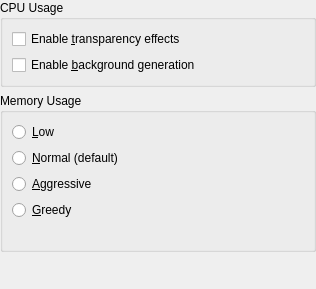
The window that conf/dlgperformancebase.ui (KDE/okular) describes before a commit, drawn with Qt 5.
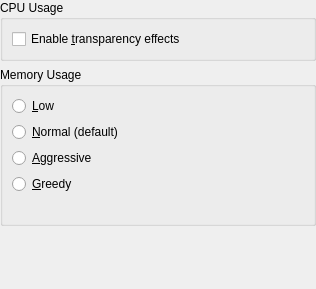
The same window after the commit. Custom widgets are drawn as their Qt base class.

Commit message:
Remove the disable threading option
It was added ages ago when our threading code was not perfect, but should be top notch now so this makes not any sense

```diff
--- a/conf/dlgperformancebase.ui
+++ b/conf/dlgperformancebase.ui
@@ -52,13 +52,6 @@
             </property>
            </widget>
           </item>
-          <item>
-           <widget class="QCheckBox" name="kcfg_EnableThreading">
-            <property name="text">
-             <string>Enable &amp;background generation</string>
-            </property>
-           </widget>
-          </item>
          </layout>
         </item>
         <item>
```
The commit also changes 5 other files.
